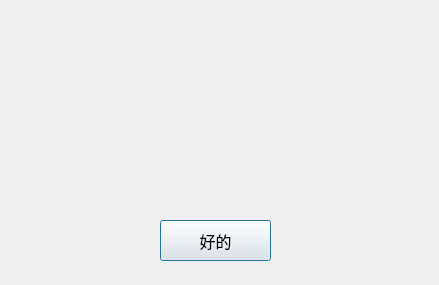
First picture: the form in dialog.ui, repository yuly16/ChatRoom, before the edit.
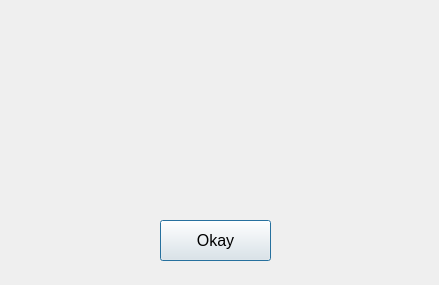
Second picture: the form after the edit.

The edit to the form file:
```diff
--- a/dialog.ui
+++ b/dialog.ui
@@ -46,12 +46,12 @@
    </property>
    <property name="font">
     <font>
-     <family>黑体</family>
+     <family>Arial</family>
      <pointsize>12</pointsize>
     </font>
    </property>
    <property name="text">
-    <string>好的</string>
+    <string>Okay</string>
    </property>
   </widget>
  </widget>
```
Left out of the diff: 2 changed lines with no effect on the pictures.
